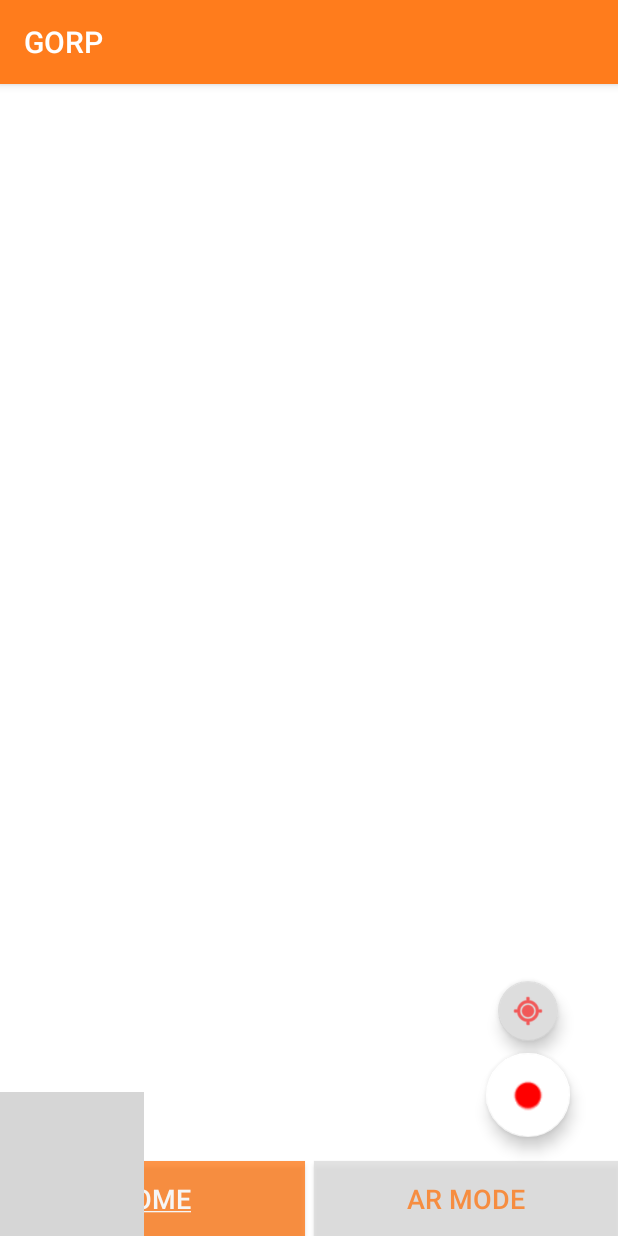
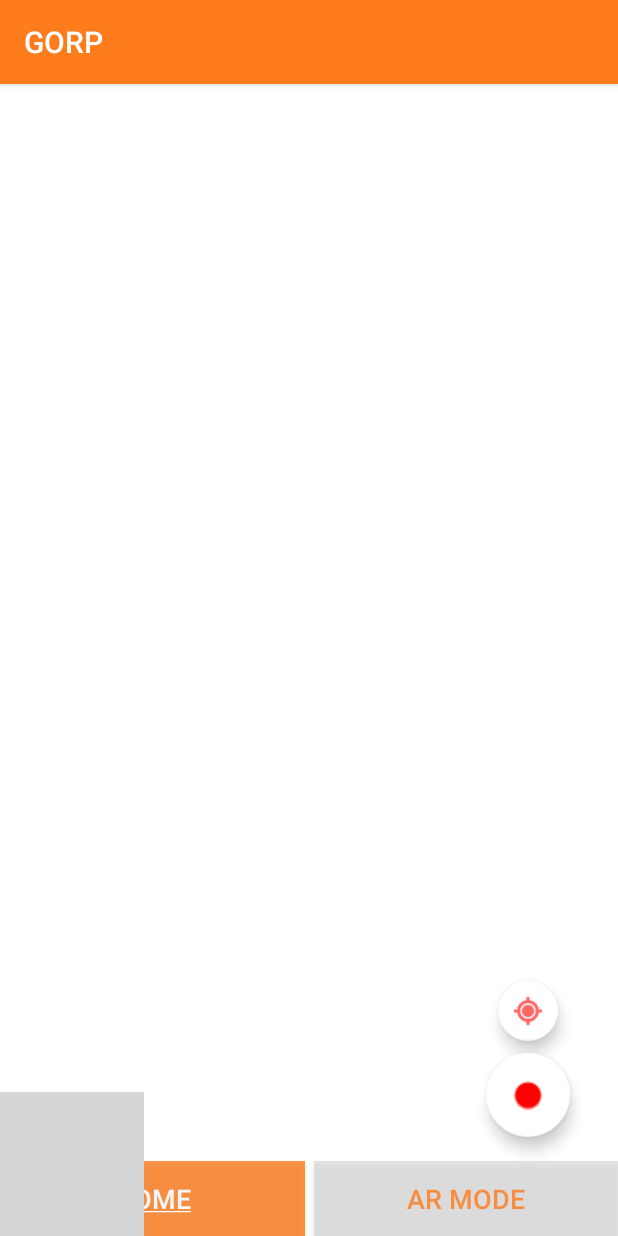
Before and after one commit to jc-hayes/GORP, an Android app: the screen it shows after launch (HomeActivity), on a phone screen of 412 x 824 dp. Run offline under Robolectric (Android 15) with nearby library versions, the phone set to English and light mode, and no system bars; grey boxes are pictures that could not be loaded.

Commit message:
new-layout

```diff
--- a/app/src/main/res/layout/activity_home.xml
+++ b/app/src/main/res/layout/activity_home.xml
@@ -47,7 +47,7 @@
         android:focusable="true"
         android:src="@android:drawable/ic_menu_mylocation"
         android:tint="@color/colorLightGrayRed"
-        app:backgroundTint="@color/colorNavBar"
+        app:backgroundTint="@color/colorHomeBG"
         app:fabSize="mini"
         app:layout_constraintBottom_toTopOf="@+id/floatingActionButton"
         app:layout_constraintEnd_toEndOf="@+id/floatingActionButton"
```
